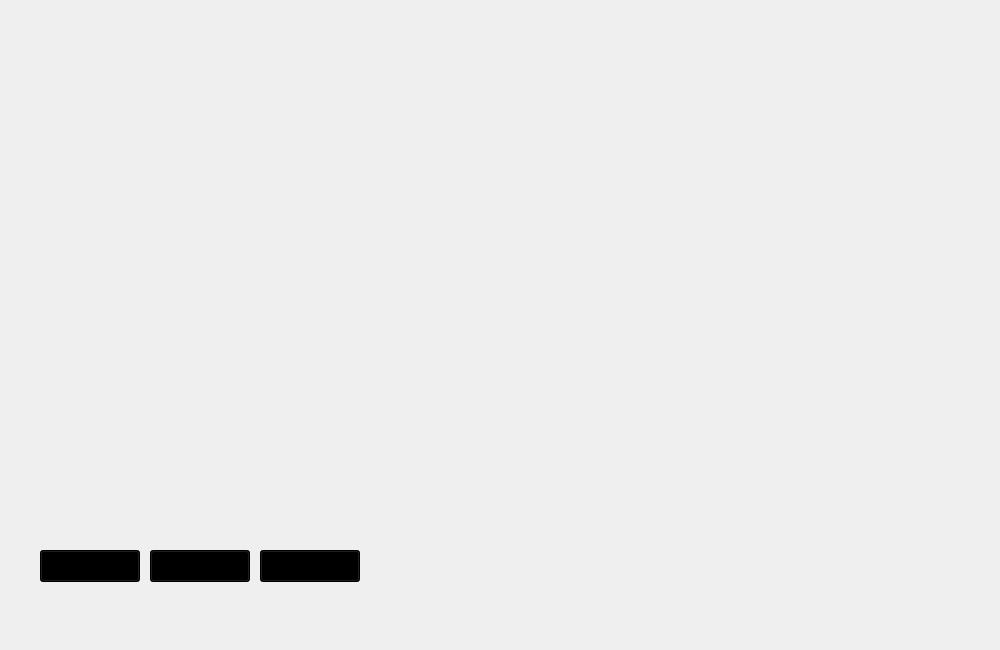
Old version of the form game.ui in the repository jasonpliszak/BlackJackGame_EC327.
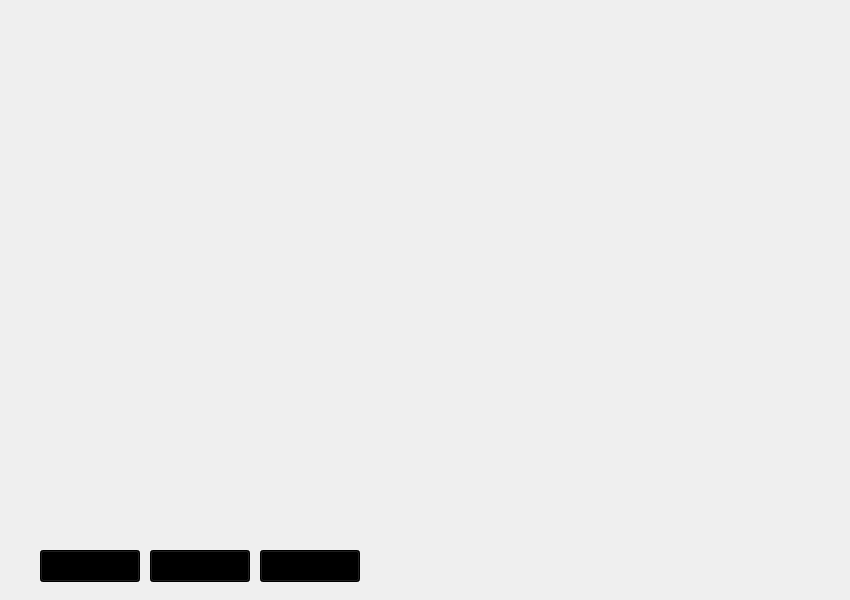
New version of the form.

What changed in the file:
```diff
--- a/game.ui
+++ b/game.ui
@@ -6,8 +6,8 @@
    <rect>
     <x>0</x>
     <y>0</y>
-    <width>1000</width>
-    <height>650</height>
+    <width>850</width>
+    <height>600</height>
    </rect>
   </property>
   <property name="windowTitle">
@@ -22,10 +22,10 @@
   <widget class="QLabel" name="PC1">
    <property name="geometry">
     <rect>
-     <x>30</x>
-     <y>30</y>
-     <width>150</width>
-     <height>225</height>
+     <x>100</x>
+     <y>50</y>
+     <width>100</width>
+     <height>125</height>
     </rect>
    </property>
    <property name="styleSheet">
@@ -41,10 +41,10 @@
   <widget class="QLabel" name="DC1">
    <property name="geometry">
     <rect>
-     <x>30</x>
-     <y>300</y>
-     <width>150</width>
-     <height>225</height>
+     <x>100</x>
+     <y>200</y>
+     <width>100</width>
+     <height>125</height>
     </rect>
    </property>
    <property name="text">
@@ -138,10 +138,10 @@
   <widget class="QLabel" name="DC2">
    <property name="geometry">
     <rect>
-     <x>80</x>
-     <y>300</y>
-     <width>150</width>
-     <height>225</height>
+     <x>150</x>
+     <y>200</y>
+     <width>100</width>
+     <height>125</height>
     </rect>
    </property>
    <property name="text">
@@ -154,10 +154,10 @@
   <widget class="QLabel" name="DC3">
    <property name="geometry">
     <rect>
-     <x>130</x>
-     <y>300</y>
-     <width>150</width>
-     <height>225</height>
+     <x>200</x>
+     <y>200</y>
+     <width>100</width>
+     <height>125</height>
     </rect>
    </property>
    <property name="text">
@@ -170,10 +170,10 @@
   <widget class="QLabel" name="DC4">
    <property name="geometry">
     <rect>
-     <x>180</x>
-     <y>300</y>
-     <width>150</width>
-     <height>225</height>
+     <x>250</x>
+     <y>200</y>
+     <width>100</width>
+     <height>125</height>
     </rect>
    </property>
    <property name="text">
@@ -186,10 +186,10 @@
   <widget class="QLabel" name="DC5">
    <property name="geometry">
     <rect>
-     <x>230</x>
-     <y>300</y>
-     <width>150</width>
-     <height>225</height>
+     <x>300</x>
+     <y>200</y>
+     <width>100</width>
+     <height>125</height>
     </rect>
    </property>
    <property name="text">
@@ -202,10 +202,10 @@
   <widget class="QLabel" name="PC2">
    <property name="geometry">
     <rect>
-     <x>80</x>
-     <y>30</y>
-     <width>150</width>
-     <height>225</height>
+     <x>150</x>
+     <y>50</y>
+     <width>100</width>
+     <height>125</height>
     </rect>
    </property>
    <property name="styleSheet">
@@ -221,10 +221,10 @@
   <widget class="QLabel" name="PC5">
    <property name="geometry">
     <rect>
-     <x>230</x>
-     <y>30</y>
-     <width>150</width>
-     <height>225</height>
+     <x>300</x>
+     <y>50</y>
+     <width>100</width>
+     <height>125</height>
     </rect>
    </property>
    <property name="styleSheet">
@@ -240,10 +240,10 @@
   <widget class="QLabel" name="PC4">
    <property name="geometry">
     <rect>
-     <x>180</x>
-     <y>30</y>
-     <width>150</width>
-     <height>225</height>
+     <x>250</x>
+     <y>50</y>
+     <width>100</width>
+     <height>125</height>
     </rect>
    </property>
    <property name="styleSheet">
@@ -259,10 +259,10 @@
   <widget class="QLabel" name="PC3">
    <property name="geometry">
     <rect>
-     <x>130</x>
-     <y>30</y>
-     <width>150</width>
-     <height>225</height>
+     <x>200</x>
+     <y>50</y>
+     <width>100</width>
+     <height>125</height>
     </rect>
    </property>
    <property name="styleSheet">
@@ -280,10 +280,13 @@
     <rect>
      <x>10</x>
      <y>-10</y>
-     <width>991</width>
-     <height>661</height>
+     <width>850</width>
+     <height>600</height>
     </rect>
    </property>
+   <property name="autoFillBackground">
+    <bool>true</bool>
+   </property>
    <property name="text">
     <string/>
    </property>
@@ -291,10 +294,10 @@
   <widget class="QLabel" name="PC6">
    <property name="geometry">
     <rect>
-     <x>280</x>
-     <y>30</y>
-     <width>150</width>
-     <height>225</height>
+     <x>350</x>
+     <y>50</y>
+     <width>100</width>
+     <height>125</height>
     </rect>
    </property>
    <property name="styleSheet">
@@ -310,10 +313,10 @@
   <widget class="QLabel" name="PC7">
    <property name="geometry">
     <rect>
-     <x>330</x>
-     <y>30</y>
-     <width>150</width>
-     <height>225</height>
+     <x>400</x>
+     <y>50</y>
+     <width>100</width>
+     <height>125</height>
     </rect>
    </property>
    <property name="styleSheet">
@@ -329,10 +332,10 @@
   <widget class="QLabel" name="PC8">
    <property name="geometry">
     <rect>
-     <x>380</x>
-     <y>30</y>
-     <width>150</width>
-     <height>225</height>
+     <x>450</x>
+     <y>50</y>
+     <width>100</width>
+     <height>125</height>
     </rect>
    </property>
    <property name="styleSheet">
@@ -348,10 +351,10 @@
   <widget class="QLabel" name="PC9">
    <property name="geometry">
     <rect>
-     <x>430</x>
-     <y>30</y>
-     <width>150</width>
-     <height>225</height>
+     <x>500</x>
+     <y>50</y>
+     <width>100</width>
+     <height>125</height>
     </rect>
    </property>
    <property name="styleSheet">
@@ -367,10 +370,10 @@
   <widget class="QLabel" name="PC10">
    <property name="geometry">
     <rect>
-     <x>480</x>
-     <y>30</y>
-     <width>150</width>
-     <height>225</height>
+     <x>550</x>
+     <y>50</y>
+     <width>100</width>
+     <height>125</height>
     </rect>
    </property>
    <property name="styleSheet">
@@ -386,10 +389,10 @@
   <widget class="QLabel" name="PC11">
    <property name="geometry">
     <rect>
-     <x>530</x>
-     <y>30</y>
-     <width>150</width>
-     <height>225</height>
+     <x>600</x>
+     <y>50</y>
+     <width>100</width>
+     <height>125</height>
     </rect>
    </property>
    <property name="styleSheet">
@@ -405,10 +408,10 @@
   <widget class="QLabel" name="DC6">
    <property name="geometry">
     <rect>
-     <x>280</x>
-     <y>300</y>
-     <width>150</width>
-     <height>225</height>
+     <x>350</x>
+     <y>200</y>
+     <width>100</width>
+     <height>125</height>
     </rect>
    </property>
    <property name="text">
@@ -421,10 +424,10 @@
   <widget class="QLabel" name="DC7">
    <property name="geometry">
     <rect>
-     <x>330</x>
-     <y>300</y>
-     <width>150</width>
-     <height>225</height>
+     <x>400</x>
+     <y>200</y>
+     <width>100</width>
+     <height>125</height>
     </rect>
    </property>
    <property name="text">
@@ -437,10 +440,10 @@
   <widget class="QLabel" name="DC8">
    <property name="geometry">
     <rect>
-     <x>380</x>
-     <y>300</y>
-     <width>150</width>
-     <height>225</height>
+     <x>450</x>
+     <y>200</y>
+     <width>100</width>
+     <height>125</height>
     </rect>
    </property>
    <property name="text">
@@ -453,10 +456,10 @@
   <widget class="QLabel" name="DC9">
    <property name="geometry">
     <rect>
-     <x>430</x>
-     <y>300</y>
-     <width>150</width>
-     <height>225</height>
+     <x>500</x>
+     <y>200</y>
+     <width>100</width>
+     <height>125</height>
     </rect>
    </property>
    <property name="text">
@@ -469,10 +472,10 @@
   <widget class="QLabel" name="DC10">
    <property name="geometry">
     <rect>
-     <x>480</x>
-     <y>300</y>
-     <width>150</width>
-     <height>225</height>
+     <x>550</x>
+     <y>200</y>
+     <width>100</width>
+     <height>125</height>
     </rect>
    </property>
    <property name="text">
@@ -485,10 +488,10 @@
   <widget class="QLabel" name="DC11">
    <property name="geometry">
     <rect>
-     <x>530</x>
-     <y>300</y>
-     <width>150</width>
-     <height>225</height>
+     <x>600</x>
+     <y>200</y>
+     <width>100</width>
+     <height>125</height>
     </rect>
    </property>
    <property name="text">
```
Left out of the diff: 3 changed lines with no effect on the pictures.
